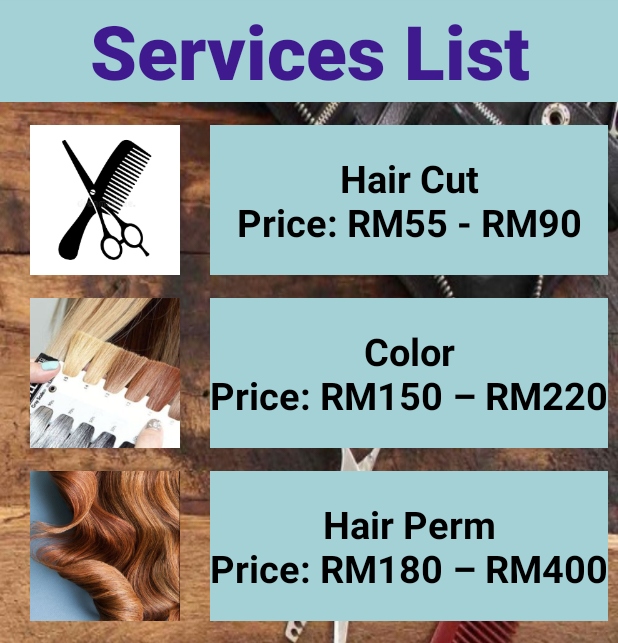
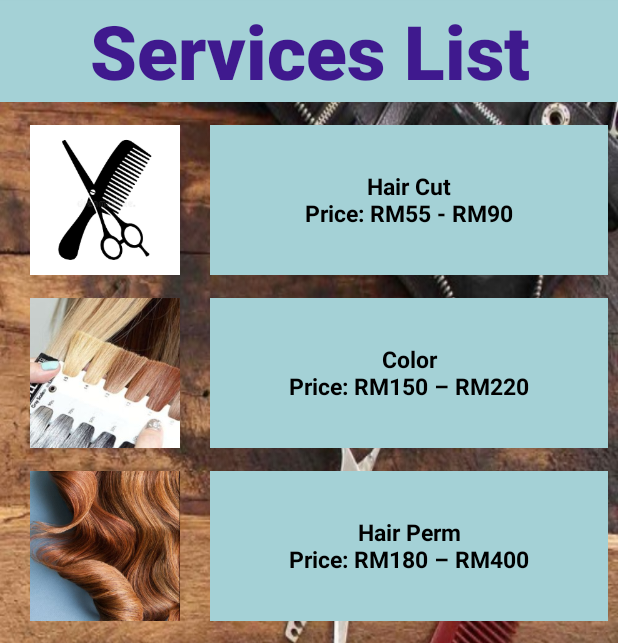
Before and after one commit to kelly-fang/Sercives_List_N_Informations, an Android app: the screen it shows after launch (MainActivity), on a phone screen of 412 x 824 dp, the part 92-735 px from its top. Run offline under Robolectric (Android 15) with nearby library versions, the phone set to English and light mode, and no system bars.

Commit message:
commit by kelly

```diff
--- a/app/src/main/res/layout/activity_main.xml
+++ b/app/src/main/res/layout/activity_main.xml
@@ -66,7 +66,7 @@
                     android:gravity="center"
                     android:text="@string/menu_snpl1"
                     android:textColor="@android:color/black"
-                    android:textSize="25sp"
+                    android:textSize="15sp"
                     android:textStyle="bold"
                     app:layout_constraintStart_toEndOf="@+id/imageView3"
                     app:layout_constraintTop_toBottomOf="@+id/Services" />
@@ -93,7 +93,7 @@
                     android:gravity="center"
                     android:text="@string/menu_snpl2"
                     android:textColor="@android:color/black"
-                    android:textSize="25sp"
+                    android:textSize="15sp"
                     android:textStyle="bold"
                     app:layout_constraintStart_toEndOf="@+id/imageView5"
                     app:layout_constraintTop_toBottomOf="@+id/imageView3" />
@@ -121,7 +121,7 @@
                     android:gravity="center"
                     android:text="@string/menu_snpl3"
                     android:textColor="@android:color/black"
-                    android:textSize="25sp"
+                    android:textSize="15sp"
                     android:textStyle="bold"
                     app:layout_constraintStart_toEndOf="@+id/imageView6"
                     app:layout_constraintTop_toBottomOf="@+id/imageView5" />
```
